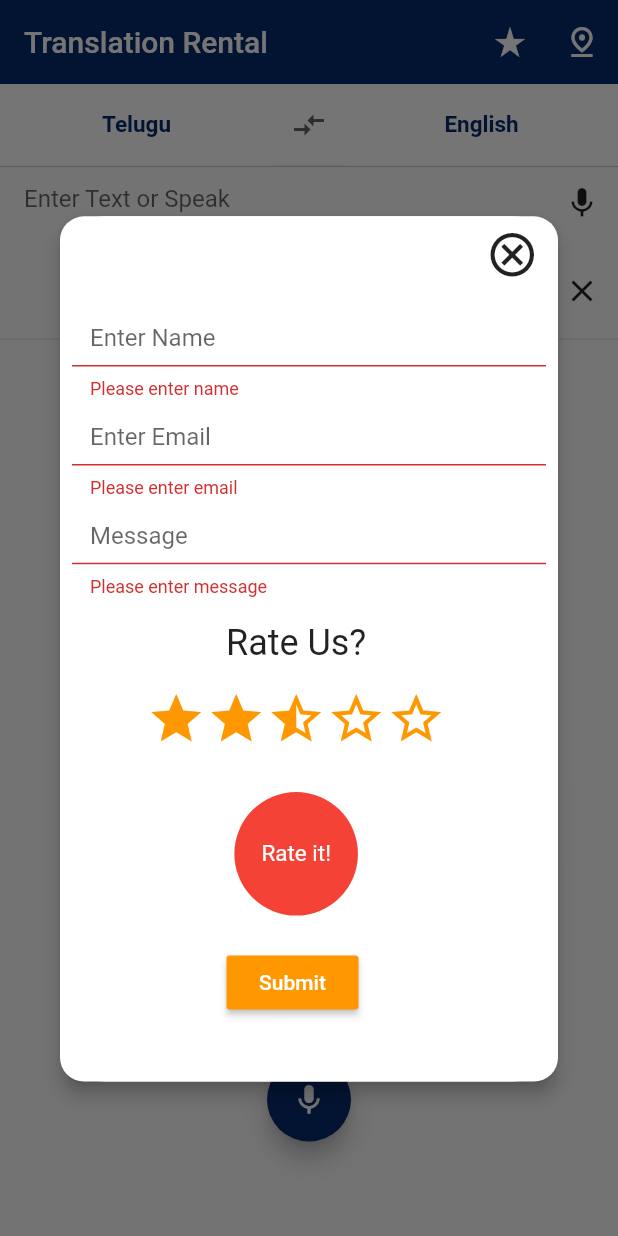
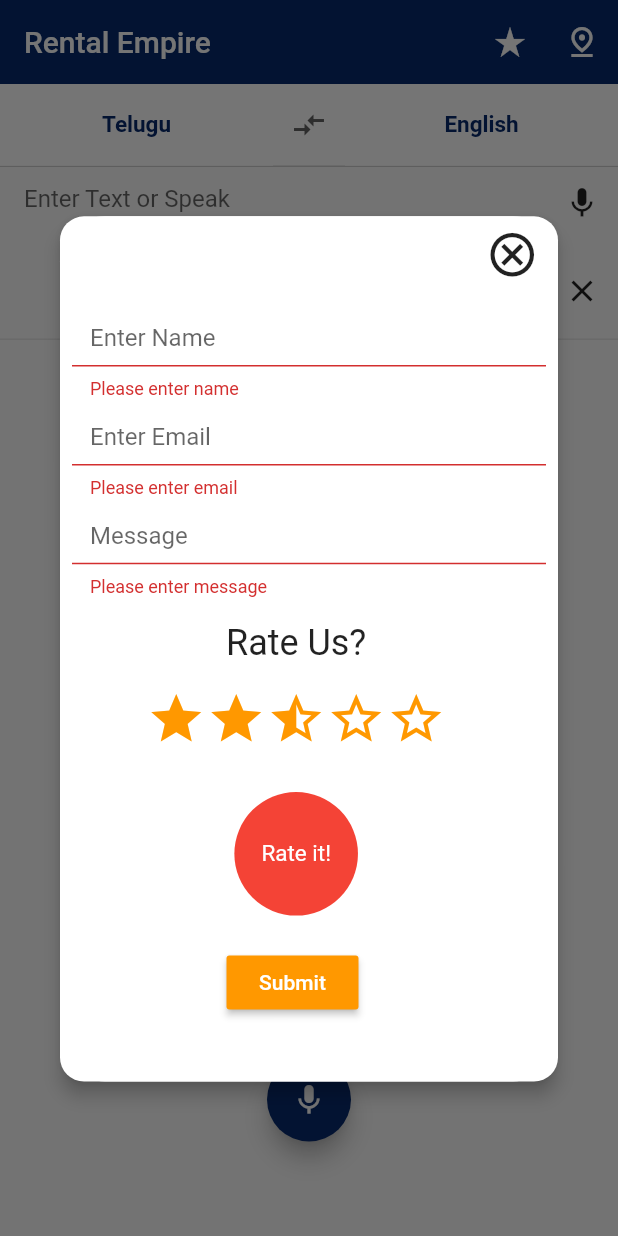
Before and after one commit to ZahidUrRehman13/Rental-Empire, a Flutter app: the HomePage screen opened directly, after a tap on the "compare arrows" icon, after a tap on the "star rate" icon, on a phone screen of 412 x 824 dp. Run offline on Flutter 3.47's test engine with Material 2 defaults, Android fonts, the phone set to English and light mode, and no system bars; drawn by our look-alikes of avatar_glow, flutter_rating_bar; our stand-ins replace connectivity_plus, flutter_sticky_header, flutter_tts, fluttertoast, geocoding, geolocator and 5 more; missing offline and left inert: flutter_google_places, flutter_polyline_points, future_progress_dialog, geocoder, google_api_headers, google_maps_webservice and 1 more.

Commit message:
completed all tasks

```diff
--- a/lib/main.dart
+++ b/lib/main.dart
@@ -33,12 +33,12 @@ class _MyAppState extends State<MyApp> {
       },
       child: MaterialApp(
         debugShowCheckedModeBanner: false,
-        title: 'Translation Rental',
+        title: 'Rental Empire',
         theme: ThemeData(
           primarySwatch: Colors.blue,
           primaryColor: Colors.blue[600],
         ),
-        home: const HomePage(title: 'Translation Rental'),
+        home: const HomePage(title: 'Rental Empire'),
       ),
     );
   }
--- a/lib/screens/homescreen.dart
+++ b/lib/screens/homescreen.dart
@@ -273,11 +273,11 @@ class _HomePageState extends State<HomePage>
             visible: Provider.of<InternetConnectionStatus>(context)==InternetConnectionStatus.disconnected,
             child:  Container(
                 alignment: Alignment.bottomCenter,
+                height: height*0.03,
                 color: Colors.grey,
-                padding:const EdgeInsets.all(16.0),
                 child:  const Center(child: Text('Check your Internet Connection',style: TextStyle(
                     color: Colors.white,
-                    fontSize: 18.0
+                    // fontSize: 12.0
                 ),))),
           ),
 
```
Also changed, not shown: lib/MapDirectry/rela_time_locations.dart (+31 -33 lines).
